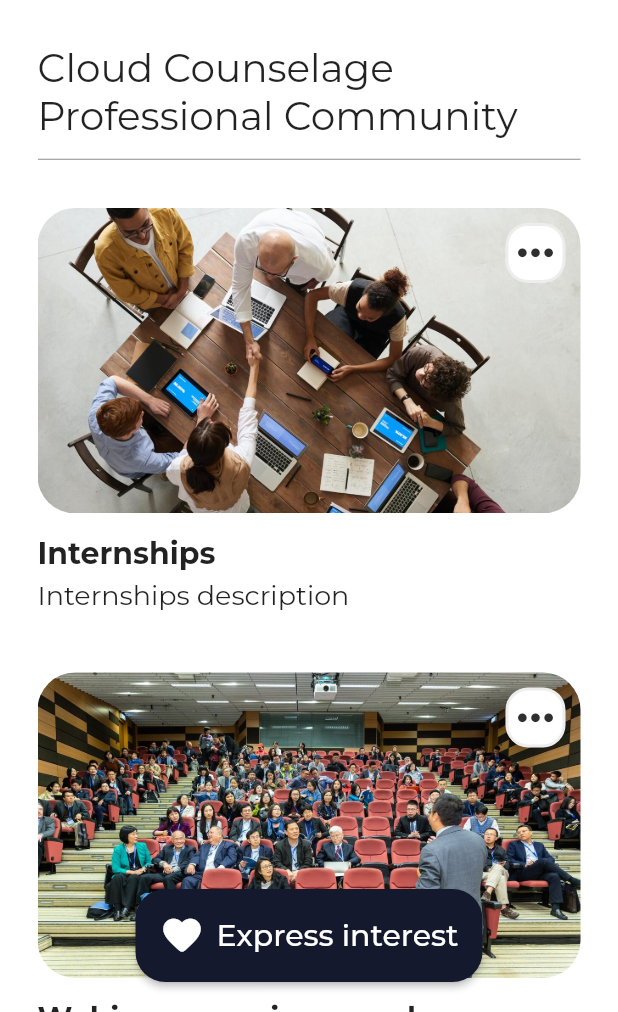
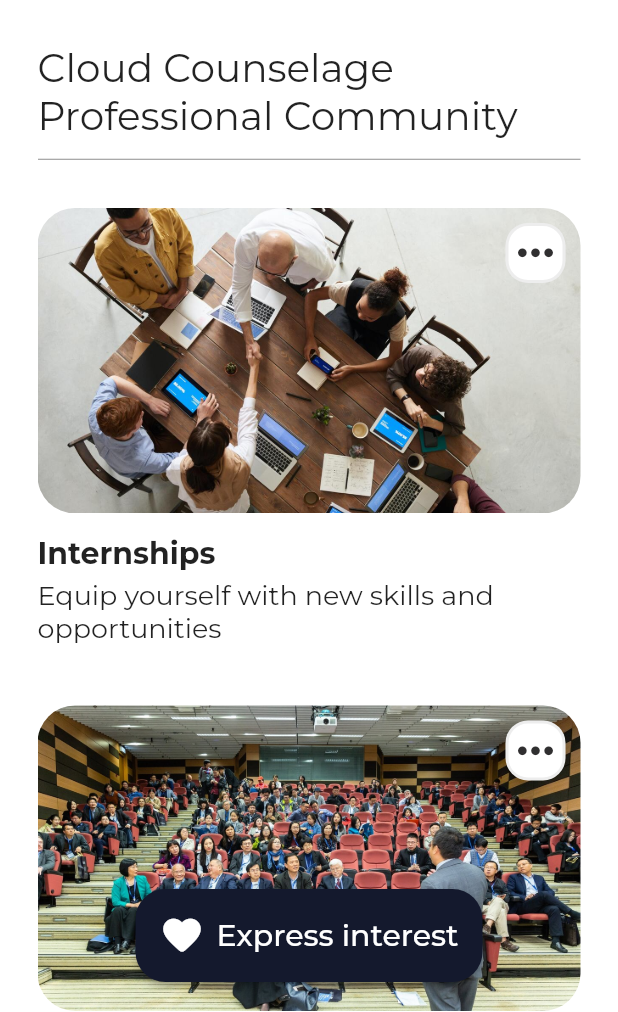
Before and after one commit to Ad12hya/HACKATHON-2022-KAPA-ADITHYA-SUBRAMANI-R, a Flutter app: the screen it shows after launch, on a phone screen of 412 x 824 dp, the part 224-1236 px from its top. Run offline on Flutter 3.47's test engine with Material 2 defaults, Android fonts, the phone set to English and light mode, and no system bars; our stand-ins replace shared_preferences.

Commit message:
add images, short desc

```diff
--- a/lib/utils/data.dart
+++ b/lib/utils/data.dart
@@ -3,7 +3,7 @@ const ccpcFeatures = [
     "title": "Internships",
     "image": "assets/images/internship.jpg",
     "moreInfo": true,
-    "shortDescription": "Internships description",
+    "shortDescription": "Equip yourself with new skills and opportunities",
     "longDescription": """desc line 1
     desc line 2""",
   },
@@ -11,7 +11,7 @@ const ccpcFeatures = [
     "title": "Webinars, seminars and workshops by experts",
     "image": "assets/images/seminar.jpg",
     "moreInfo": true,
-    "shortDescription": "Internships description",
+    "shortDescription": "Presentations and discussions led by experts",
     "longDescription": """desc line 1
     desc line 2""",
   },
@@ -19,67 +19,68 @@ const ccpcFeatures = [
     "title": "Access to our corporate systems",
     "image": "assets/images/corporateSystem.jpg",
     "moreInfo": false,
-    "shortDescription": "Internships description",
+    "shortDescription": "Gain exclusive access to our corporate systems",
   },
   {
     "title": "Industry and corporate exposure",
-    "image": "assets/images/corporateSystem.jpg",
+    "image": "assets/images/industryAndCorporateExposure.jpg",
     "moreInfo": false,
-    "shortDescription": "Internships description",
+    "shortDescription": "Experience the world of work",
   },
   {
     "title": "Career guidance",
-    "image": "assets/images/corporateSystem.jpg",
+    "image": "assets/images/careerGuidance.jpg",
     "moreInfo": false,
-    "shortDescription": "Internships description",
+    "shortDescription": "Make informed educational and occupational choices.",
   },
   {
     "title": "CV building assistance",
-    "image": "assets/images/corporateSystem.jpg",
+    "image": "assets/images/cv.jpg",
     "moreInfo": false,
-    "shortDescription": "Internships description",
+    "shortDescription": "Get to know what hiring managers want",
   },
   {
     "title": "Interview preparation assistance",
-    "image": "assets/images/corporateSystem.jpg",
+    "image": "assets/images/interview.jpg",
     "moreInfo": false,
-    "shortDescription": "Internships description",
+    "shortDescription": "Give yourself an edge over your competition",
   },
   {
     "title": "Off-campus placement updates",
-    "image": "assets/images/corporateSystem.jpg",
+    "image": "assets/images/offCampusPlacement.jpg",
     "moreInfo": false,
-    "shortDescription": "Internships description",
+    "shortDescription": "Get job alerts for openings with us and our clients",
   },
   {
     "title": "Job assistance",
-    "image": "assets/images/corporateSystem.jpg",
+    "image": "assets/images/jobAssistance.jpg",
     "moreInfo": false,
-    "shortDescription": "Internships description",
+    "shortDescription": "Get professional help for your career path",
   },
   {
     "title": "Job oppotunities with us",
-    "image": "assets/images/corporateSystem.jpg",
+    "image": "assets/images/jobOpportunities.jpg",
     "moreInfo": false,
-    "shortDescription": "Internships description",
+    "shortDescription": "Opportunities for job openings with Cloud Counselage",
   },
   {
     "title": "Industry visits",
-    "image": "assets/images/corporateSystem.jpg",
+    "image": "assets/images/industryVisits.jpg",
     "moreInfo": false,
-    "shortDescription": "Internships description",
+    "shortDescription":
+        "Get the exposure about industry best practices and ways of working",
   },
   {
     "title": "Entrepreneurship support",
-    "image": "assets/images/corporateSystem.jpg",
+    "image": "assets/images/entrepreuner.jpg",
     "moreInfo": false,
-    "shortDescription": "Internships description",
+    "shortDescription": "Pursue your vision while being your own boss",
   },
   {
     "title": "Soft / Interpersonal / Life skills",
-    "image": "assets/images/corporateSystem.jpg",
+    "image": "assets/images/softSkills.jpg",
     "moreInfo": false,
-    "shortDescription": "Internships description",
+    "shortDescription": "Create a positive professional reputation",
   },
 ];
 
```
Also changed, not shown: assets/images/careerGuidance.jpg (added), assets/images/cv.jpg (added), assets/images/entrepreuner.jpg (added), assets/images/industryAndCorporateExposure.jpg (added), assets/images/industryVisits.jpg (added), assets/images/interview.jpg (added), assets/images/jobAssistance.jpg (added), assets/images/jobOpportunities.jpg (added), assets/images/offCampusPlacement.jpg (added), assets/images/softSkills.jpg (added).
